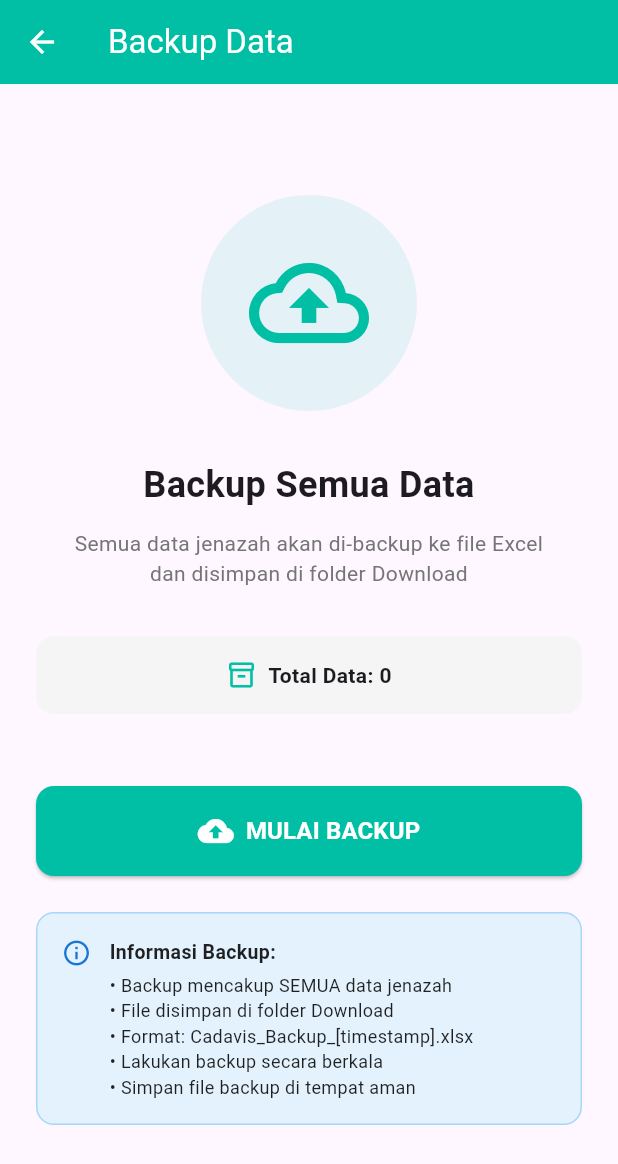
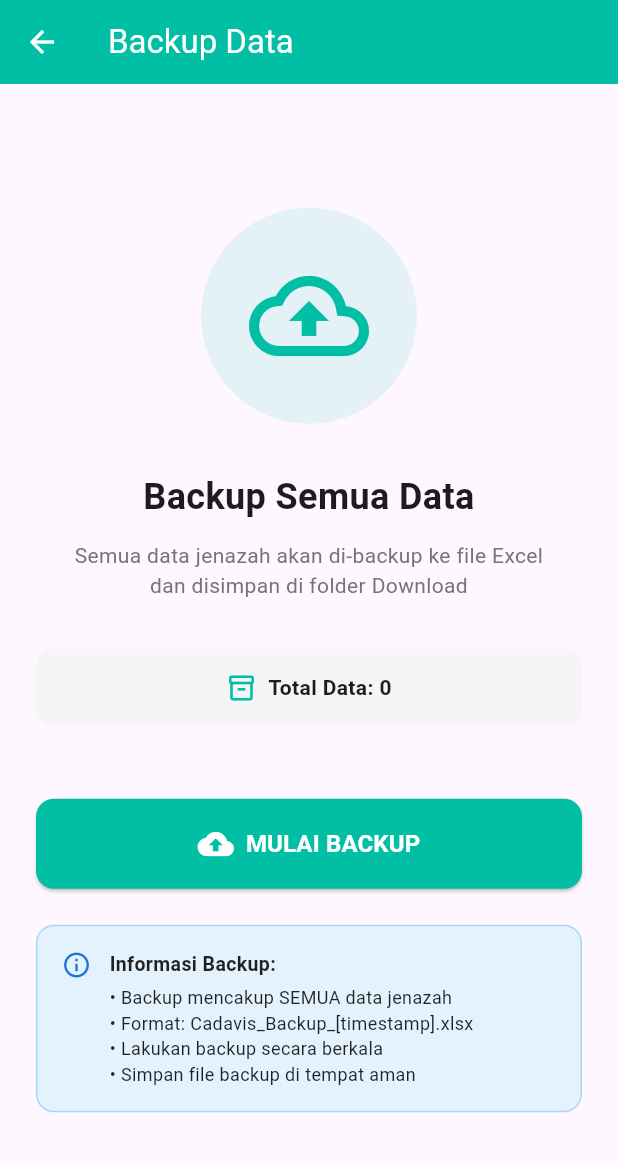
Before and after one commit to Ariel-F-S/cadavis, a Flutter app: the BackupPage screen opened by its route, on a phone screen of 412 x 824 dp. Shown: the top 1164 px of the screen. Run offline on Flutter 3.47's test engine with Material 3 defaults, Android fonts, the phone set to English and light mode, and no system bars; our stand-ins replace device_info_plus, fl_chart, image_picker, open_file, permission_handler, shared_preferences and 1 more; missing offline and left inert: excel; accounts and stored records are empty.

Commit message:
update all

```diff
--- a/lib/pages/backup_page.dart
+++ b/lib/pages/backup_page.dart
@@ -431,7 +431,6 @@ class _BackupPageState extends State<BackupPage> {
                           const SizedBox(height: 4),
                           Text(
                             '• Backup mencakup SEMUA data jenazah\n'
-                            '• File disimpan di folder Download\n'
                             '• Format: Cadavis_Backup_[timestamp].xlsx\n'
                             '• Lakukan backup secara berkala\n'
                             '• Simpan file backup di tempat aman',
```
Also changed, not shown: pubspec.lock.
